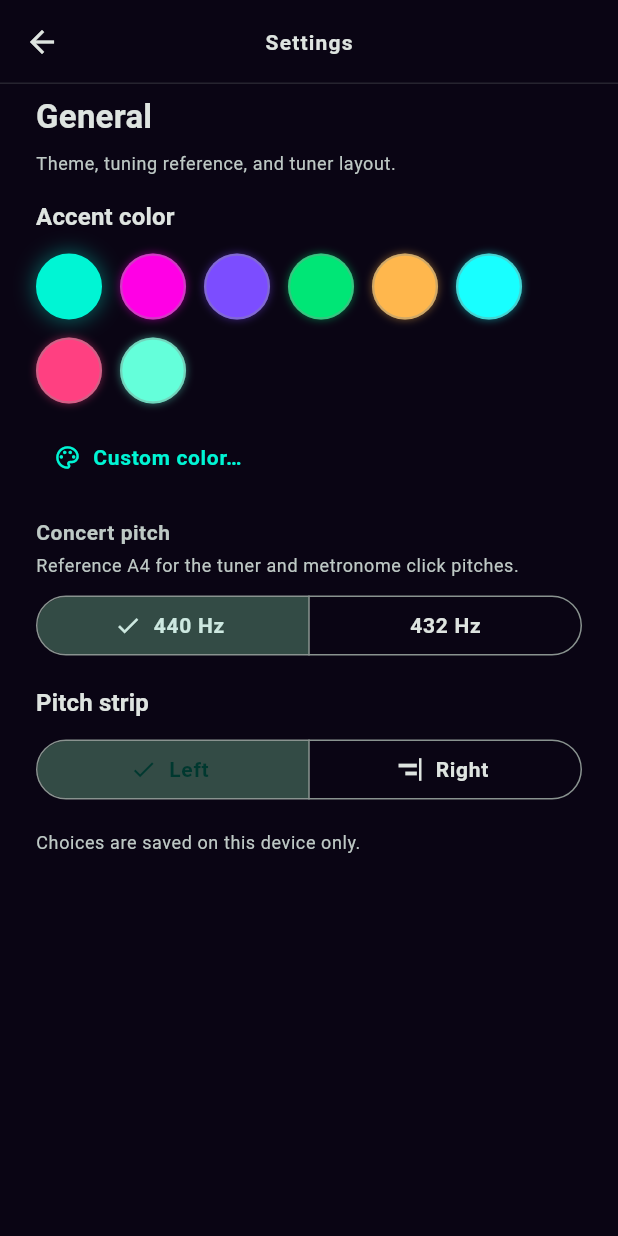
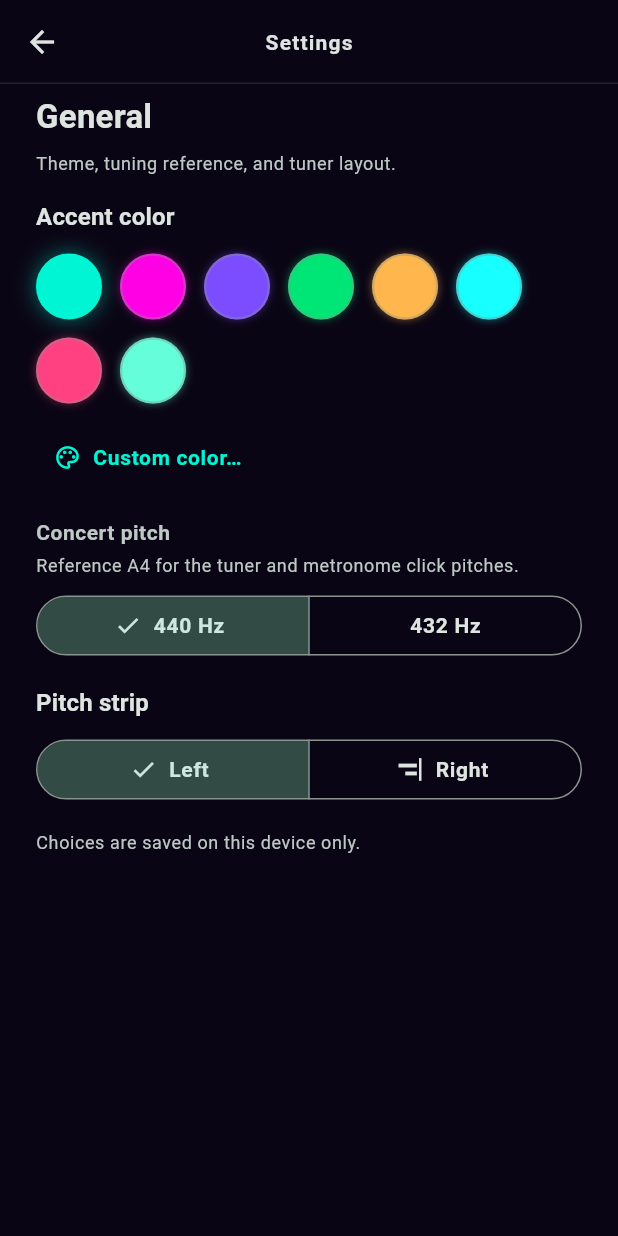
Before and after one commit to wasaphras/MetroTuner, a Flutter app: the SettingsPage screen opened directly, on a phone screen of 412 x 824 dp. Run offline on Flutter 3.47's test engine with Material 3 defaults, Android fonts, the phone set to English and light mode, and no system bars; our stand-ins replace flutter_riverpod, permission_handler, shared_preferences; missing offline and left inert: flutter_soloud, record; accounts and stored records are empty.

Commit message:
fix(settings): use default SegmentedButton style for pitch strip
Remove partial foregroundColor override so selected segments match concert
pitch and theme Material 3 styling.

Made-with: Cursor

```diff
--- a/lib/features/settings/tuner_strip_edge_settings.dart
+++ b/lib/features/settings/tuner_strip_edge_settings.dart
@@ -60,7 +60,6 @@ class TunerStripEdgePicker extends ConsumerWidget {
 
   @override
   Widget build(BuildContext context, WidgetRef ref) {
-    final scheme = Theme.of(context).colorScheme;
     final t = context.mtTheme;
     final edge = ref.watch(tunerStripEdgeProvider);
     return Column(
@@ -95,14 +94,6 @@ class TunerStripEdgePicker extends ConsumerWidget {
               ref.read(tunerStripEdgeProvider.notifier).setEdge(s.first),
             );
           },
-          style: ButtonStyle(
-            foregroundColor: WidgetStateProperty.resolveWith((states) {
-              if (states.contains(WidgetState.selected)) {
-                return scheme.onPrimary;
-              }
-              return scheme.onSurface;
-            }),
-          ),
         ),
       ],
     );
```
